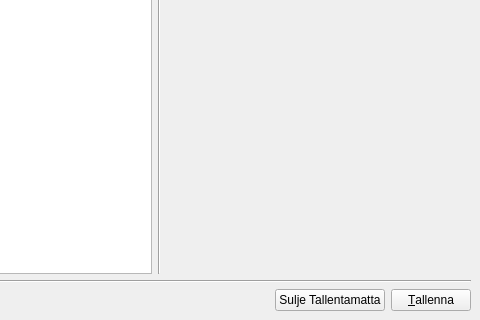
Hatell/Tulospalvelu, file gui/form/tulosform.ui: the form before one commit; both pictures show x 162 to 642 and y 185 to 505 of the 642 by 505 pixel window.
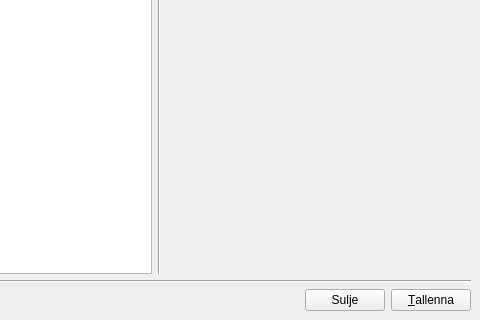
The form after the commit. The open tabs and pages were chosen to show the change.

Commit message:
Muutettu Tallenna ja Sulje tallentamatta nappien toimintaa.
Tallenna nappi tekee vain tallennuksen ja Sulje tallentamatta nimetty Sulje
nappiksi ja sulkee TulosForm:n.

The edit to the form file:
```diff
--- a/gui/form/tulosform.ui
+++ b/gui/form/tulosform.ui
@@ -230,15 +230,15 @@
            </property>
           </spacer>
          </item>
-         <item>
-          <widget class="QPushButton" name="suljeTallentamattaButton">
-           <property name="text">
-            <string>Sulje Tallentamatta</string>
-           </property>
-          </widget>
-         </item>
          <item>
           <widget class="QPushButton" name="closeButton">
+           <property name="text">
+            <string>Sulje</string>
+           </property>
+          </widget>
+         </item>
+         <item>
+          <widget class="QPushButton" name="saveButton">
            <property name="text">
             <string>&amp;Tallenna</string>
            </property>
```
Left out of the diff: 2 changed lines with no effect on the pictures. The commit also changes 2 other files.
